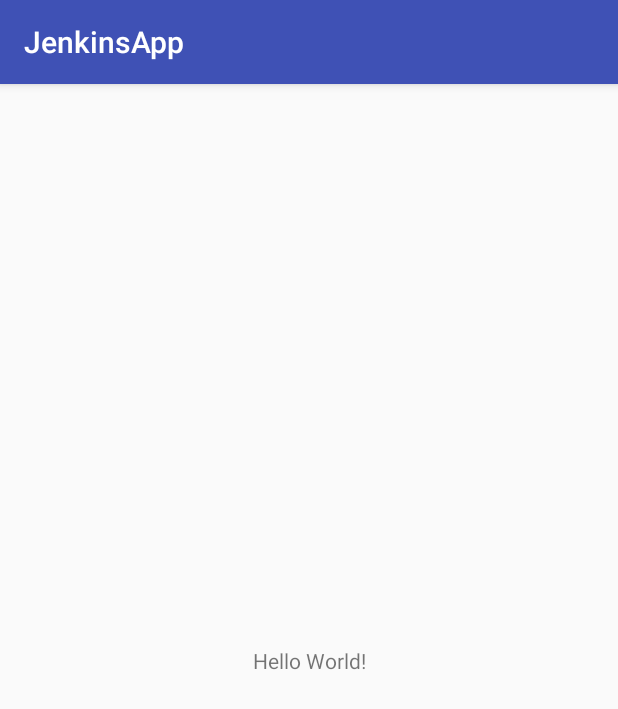
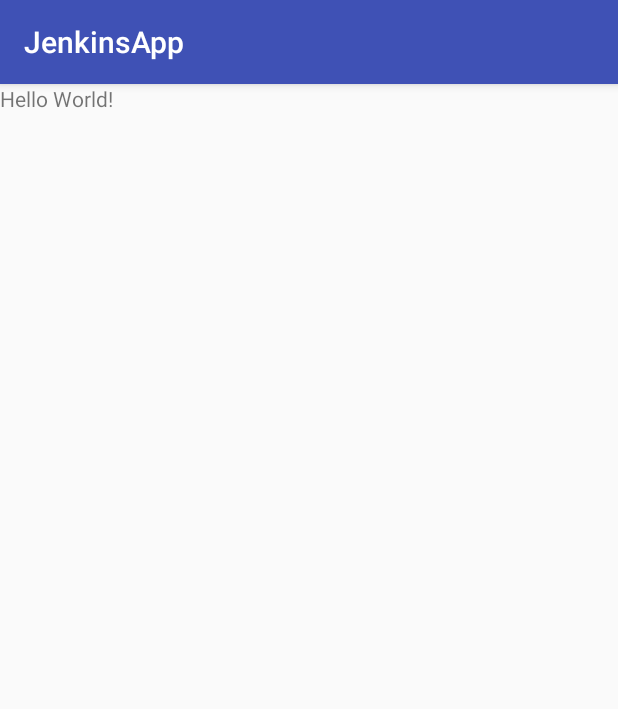
Before and after one commit to RahulRavindren/jenkinsApp, an Android app: the screen it shows after launch (MainActivity), on a phone screen of 412 x 824 dp. Shown: the top 709 px of the screen. Run offline under Robolectric (Android 15) with nearby library versions, the phone set to English and light mode, and no system bars.

Commit message:
* removed constraint lyt * circle changes

```diff
--- a/app/build.gradle
+++ b/app/build.gradle
@@ -77,6 +77,5 @@ dependencies {
     compile "com.android.support:appcompat-v7:$rootProject.supportLibraryVersion"
     compile "com.android.support:recyclerview-v7:$rootProject.supportLibraryVersion"
     compile "com.android.support:design:$rootProject.supportLibraryVersion"
-    compile 'com.android.support.constraint:constraint-layout:1.0.2'
     testCompile 'junit:junit:4.12'
 }
--- a/app/src/main/res/layout/activity_main.xml
+++ b/app/src/main/res/layout/activity_main.xml
@@ -1,6 +1,5 @@
 <?xml version="1.0" encoding="utf-8"?>
-<android.support.constraint.ConstraintLayout xmlns:android="http://schemas.android.com/apk/res/android"
-    xmlns:app="http://schemas.android.com/apk/res-auto"
+<FrameLayout xmlns:android="http://schemas.android.com/apk/res/android"
     xmlns:tools="http://schemas.android.com/tools"
     android:layout_width="match_parent"
     android:layout_height="match_parent"
@@ -9,10 +8,6 @@
     <TextView
         android:layout_width="wrap_content"
         android:layout_height="wrap_content"
-        android:text="Hello World!"
-        app:layout_constraintBottom_toBottomOf="parent"
-        app:layout_constraintLeft_toLeftOf="parent"
-        app:layout_constraintRight_toRightOf="parent"
-        app:layout_constraintTop_toTopOf="parent" />
+        android:text="Hello World!" />
 
-</android.support.constraint.ConstraintLayout>
+</FrameLayout>
```
Also changed, not shown: 1 other file.
